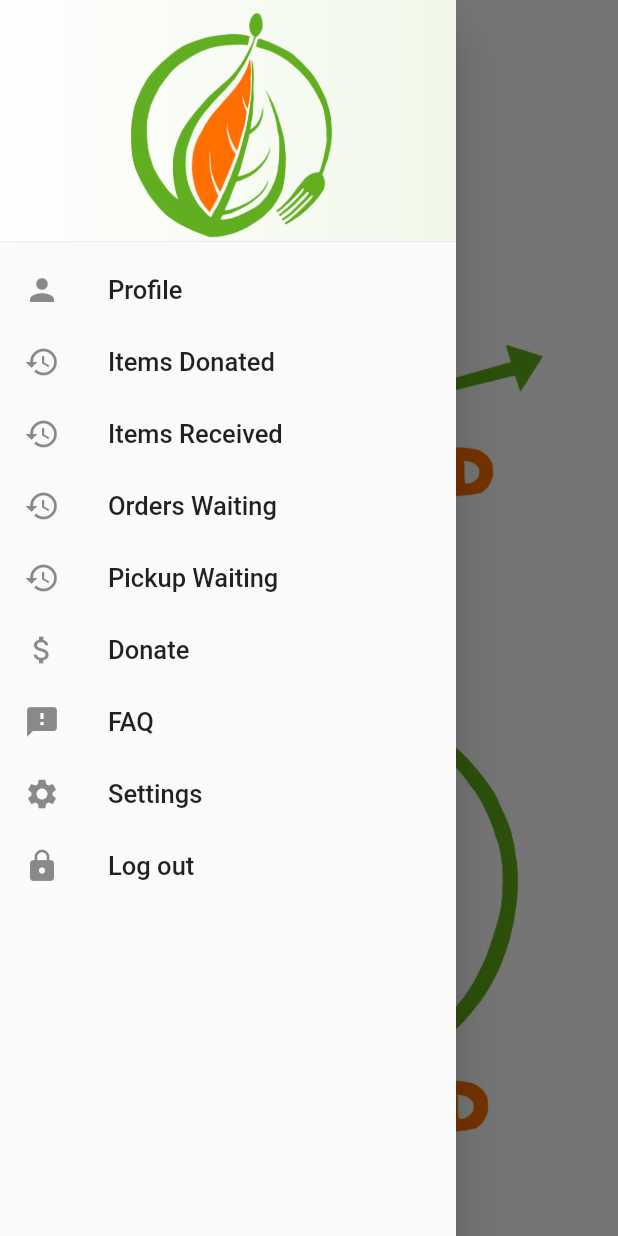
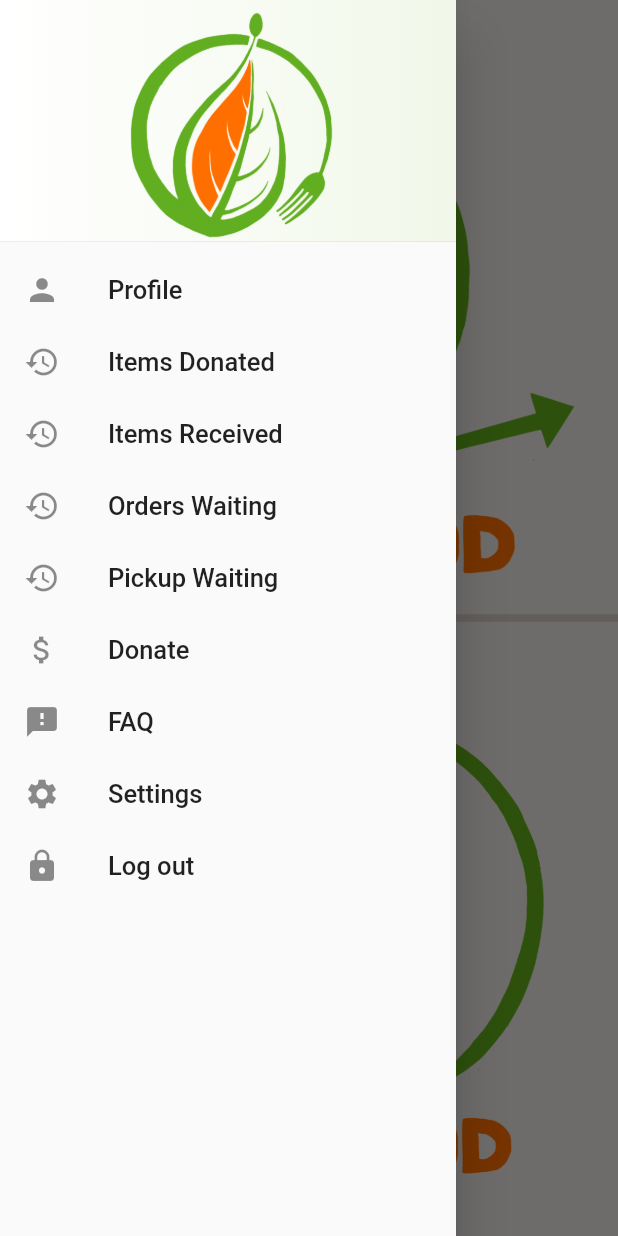
Before and after one commit to n-wagner/Food-Savior, a Flutter app: the screen it shows once a user with an empty profile is signed in, in the side drawer, after a tap on the "menu" icon, on a phone screen of 412 x 824 dp. Run offline on Flutter 3.47's test engine with Material 2 defaults, Android fonts, the phone set to English and light mode, and no system bars; our stand-ins replace camera, cloud_firestore, datetime_picker_formfield, firebase_auth, firebase_storage, geolocator and 3 more; missing offline and left inert: nominatim_location_picker; accounts and stored records are empty.

Commit message:
hopefully final ui changes

```diff
--- a/lib/screens/authenticate/login_page.dart
+++ b/lib/screens/authenticate/login_page.dart
@@ -27,7 +27,7 @@ class _LoginPageState extends State<LoginPage> {
       child: CircleAvatar(
         backgroundColor: Colors.brown[50],
         radius: SizeConfigService.blockSizeHorizontal * 40,
-        child: Image.asset('assets/images/logo.jpg'),
+        child: Image.asset('assets/images/logo.JPG'),
       ),
     );
 
--- a/lib/screens/authenticate/signup.dart
+++ b/lib/screens/authenticate/signup.dart
@@ -35,7 +35,7 @@ class _SignUpState extends State<SignUp> {
       child: CircleAvatar(
         backgroundColor: Colors.transparent,
         radius:  SizeConfigService.blockSizeHorizontal * 30,
-        child: Image.asset('assets/images/logo.jpg'),
+        child: Image.asset('assets/images/logo.JPG'),
       ),
     );
 
--- a/lib/screens/home/home_page.dart
+++ b/lib/screens/home/home_page.dart
@@ -21,7 +21,7 @@ class _HomePageState extends State<HomePage> {
     SizeConfigService.init(context);
     return Scaffold(
       key: _scaffoldKey,
-      backgroundColor: Colors.white,
+      backgroundColor: Colors.brown[50],
       body: Container(
         child: Column(
           mainAxisAlignment: MainAxisAlignment.center,
@@ -36,6 +36,10 @@ class _HomePageState extends State<HomePage> {
                 },
               ),
             ),
+             Container(
+              height: 5,
+              color: Colors.brown[100]),
+
             Expanded(
               child: IconButton(
                     icon: Image.asset(
@@ -56,7 +60,7 @@ class _HomePageState extends State<HomePage> {
         child: FloatingActionButton(
           child: Icon(
             Icons.menu,
-            color: Colors.white),
+            color: Colors.brown[50]),
           onPressed: () {
             _scaffoldKey.currentState.openDrawer();
           },
```
Also changed, not shown: assets/images/getlogo.JPG, assets/images/givelogo.JPG, pubspec.yaml (line endings or trailing spaces), 4 other files.
